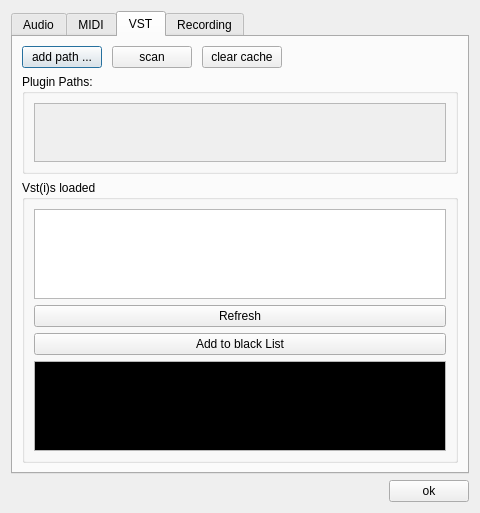
This is src/gui/PreferencesDialog.ui in elieserdejesus/JamTaba as Qt 5 draws it before an edit. The edited form follows.
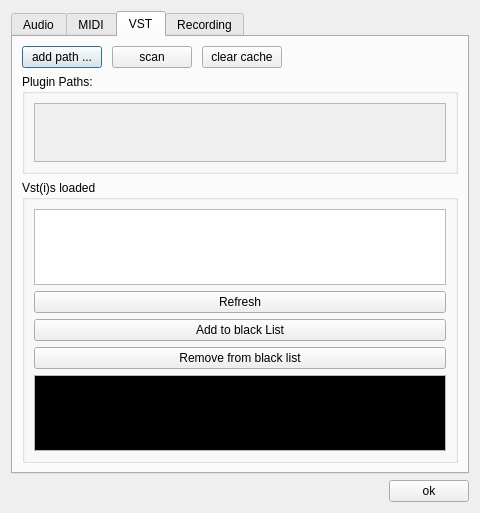
This is the edited form.

Commit message: Refresh button now clear the cache and rescan the vst path ( we need to test multple paths ...)

```diff
--- a/src/gui/PreferencesDialog.ui
+++ b/src/gui/PreferencesDialog.ui
@@ -426,6 +426,13 @@
             </property>
            </widget>
           </item>
+          <item>
+           <widget class="QPushButton" name="ButtonVST_Remove_BlkList">
+            <property name="text">
+             <string>Remove from black list</string>
+            </property>
+           </widget>
+          </item>
           <item>
            <widget class="QPlainTextEdit" name="BlackBoxText">
             <property name="palette">
```
The commit also changes 20 other files.
